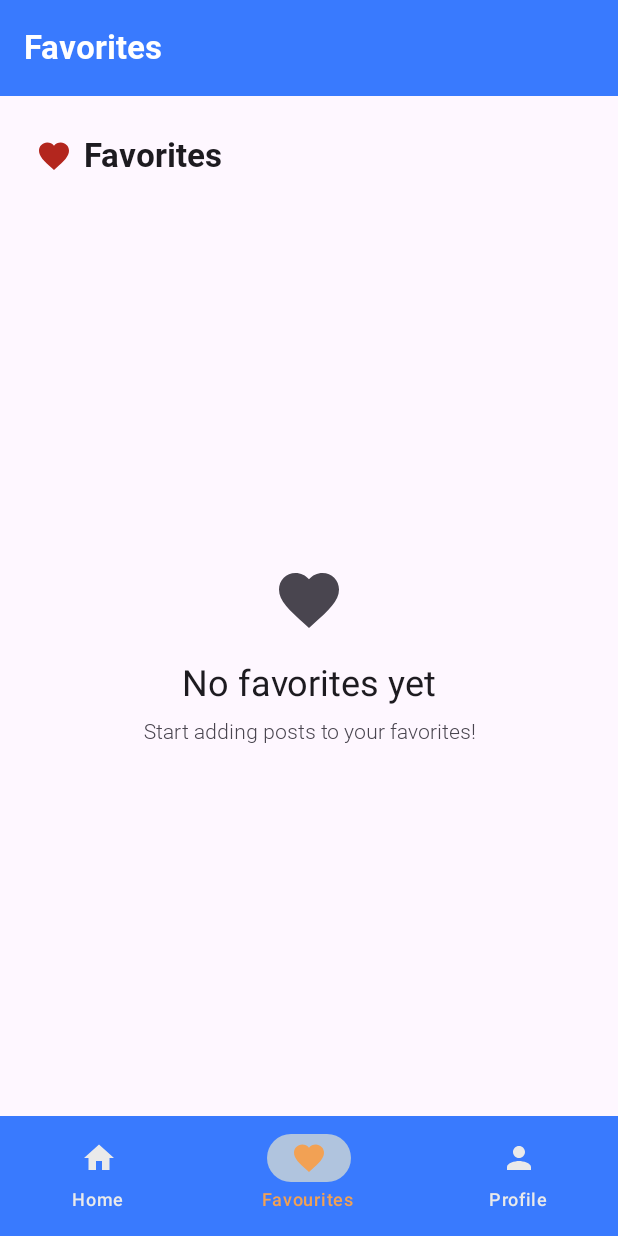
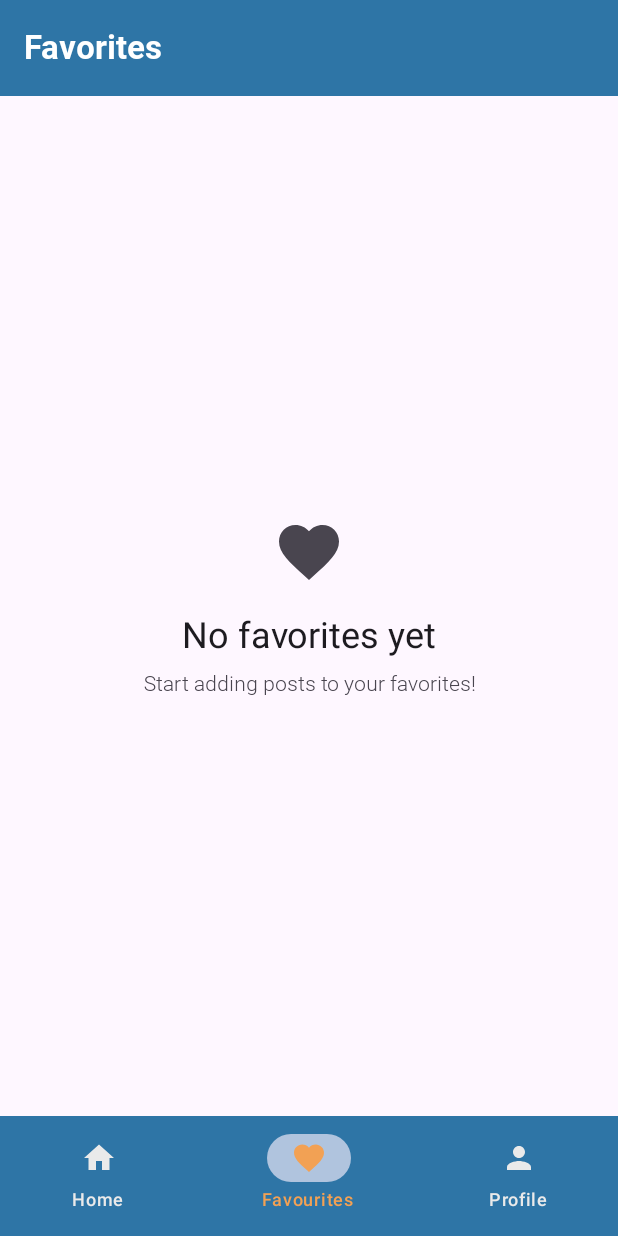
Before and after one commit to Sunaan-Sultan/CircleUp, an Android app built with Jetpack Compose: the DisplayPostsView screen opened through its navigation route, item 2 of the bottom bar chosen, on a phone screen of 412 x 824 dp. Run offline under Robolectric (Android 15) with nearby library versions, the light colour scheme and no system bars; our stand-ins replace Room's generated code; network calls fail.

Commit message:
update 5

```diff
--- a/app/src/main/java/com/project/example/MainActivity.kt
+++ b/app/src/main/java/com/project/example/MainActivity.kt
@@ -53,7 +53,7 @@ class MainActivity : FragmentActivity() {
                         topBar = {
                             AppBar(
                                 title = when (currentRoute) {
-                                    "home" -> "Circle UP"
+                                    "home" -> "Posts"
                                     "profile" -> "Profile"
                                     "posts" -> "Posts"
                                     "favourites" -> "Favorites"
--- a/app/src/main/java/com/project/example/ui/favourites/FavouritesView.kt
+++ b/app/src/main/java/com/project/example/ui/favourites/FavouritesView.kt
@@ -47,24 +47,8 @@ fun FavouritesView(
     Column(
         modifier = Modifier
             .fillMaxSize()
-            .padding(8.dp)
+            .padding(16.dp)
     ) {
-        TopAppBar(
-            title = {
-                Row(
-                    verticalAlignment = Alignment.CenterVertically
-                ) {
-                    Icon(
-                        imageVector = Icons.Filled.Favorite,
-                        contentDescription = null,
-                        tint = MaterialTheme.colorScheme.error,
-                        modifier = Modifier.padding(end = 8.dp)
-                    )
-                    Text("Favorites")
-                }
-            }
-        )
-
         if (isOffline) {
             Card(
                 modifier = Modifier.fillMaxWidth(),
--- a/app/src/main/java/com/project/example/ui/home/DisplayPostsView.kt
+++ b/app/src/main/java/com/project/example/ui/home/DisplayPostsView.kt
@@ -69,12 +69,8 @@ fun DisplayPostsView(
     Column(
         modifier = Modifier
             .fillMaxSize()
-            .padding(8.dp)
+            .padding(16.dp)
     ) {
-        TopAppBar(
-            title = { Text("Posts") }
-        )
-
         SearchBar(
             query = searchQuery,
             onQueryChange = { newQuery ->
@@ -85,7 +81,6 @@ fun DisplayPostsView(
                 viewModel.clearSearch()
             }
         )
-
 
         Spacer(modifier = Modifier.height(16.dp))
 
--- a/app/src/main/java/com/project/example/ui/login/LoginView.kt
+++ b/app/src/main/java/com/project/example/ui/login/LoginView.kt
@@ -65,7 +65,7 @@ import com.project.example.ui.theme.AppTheme
 import com.project.example.ui.theme.BackgroundColor
 import com.project.example.ui.theme.CircleUpTheme
 import com.project.example.ui.theme.Orientation
-import com.project.example.ui.theme.PrimaryColor2
+import com.project.example.ui.theme.PrimaryColor
 import com.project.example.ui.theme.rememberWindowSizeClass
 import com.project.repository.R
 
@@ -161,7 +161,7 @@ private fun LoginView(
                     modifier = Modifier
                         .padding(5.dp)
                         .offset(y = (20).dp),
-                    color = PrimaryColor2,
+                    color = PrimaryColor,
                 )
             }
 
@@ -279,7 +279,7 @@ private fun LoginView(
                     .fillMaxWidth()
                     .padding(top = AppTheme.dimens.large),
                 colors = ButtonDefaults.buttonColors(
-                    backgroundColor = PrimaryColor2,
+                    backgroundColor = PrimaryColor,
                     contentColor = Color.White
                 ),
                 shape = RoundedCornerShape(20.dp)
@@ -325,7 +325,7 @@ private fun LoginView(
                     text = AnnotatedString("Sign Up"),
                     style = MaterialTheme.typography.body1.copy(
                         textDecoration = TextDecoration.Underline,
-                        color = PrimaryColor2,
+                        color = PrimaryColor,
                     ),
                     onClick = if (!uiState.isLoading) {
                         { navController.navigate("registration")}
--- a/app/src/main/java/com/project/example/ui/profile/ProfileView.kt
+++ b/app/src/main/java/com/project/example/ui/profile/ProfileView.kt
@@ -26,15 +26,12 @@ import androidx.compose.material.icons.automirrored.filled.ExitToApp
 import androidx.compose.material.icons.automirrored.filled.KeyboardArrowRight
 import androidx.compose.material.icons.filled.CheckCircle
 import androidx.compose.material.icons.filled.Edit
-import androidx.compose.material.icons.filled.ExitToApp
-import androidx.compose.material.icons.filled.KeyboardArrowRight
 import androidx.compose.material.icons.filled.MoreVert
 import androidx.compose.material.icons.filled.Notifications
 import androidx.compose.material.icons.filled.Person
 import androidx.compose.material.icons.filled.Share
 import androidx.compose.material3.Card
 import androidx.compose.material3.CardDefaults
-import androidx.compose.material3.Divider
 import androidx.compose.material3.HorizontalDivider
 import androidx.compose.material3.Icon
 import androidx.compose.material3.IconButton
@@ -60,7 +57,6 @@ import androidx.navigation.NavHostController
 import coil.compose.AsyncImage
 import com.project.example.ui.theme.BackgroundColor2
 import com.project.example.ui.theme.PrimaryColor
-import com.project.example.ui.theme.White
 import com.project.service.security.AuthenticationService
 
 @Composable
@@ -168,7 +164,6 @@ fun ProfileScreen(navController: NavHostController) {
                     modifier = Modifier
                         .fillMaxWidth()
                         .padding(horizontal = 16.dp),
-                    colors = CardDefaults.cardColors(containerColor = White),
                     shape = RoundedCornerShape(16.dp),
                     elevation = CardDefaults.cardElevation(defaultElevation = 4.dp)
                 ) {
@@ -230,7 +225,6 @@ fun ProfileScreen(navController: NavHostController) {
                     modifier = Modifier
                         .fillMaxWidth()
                         .padding(horizontal = 16.dp),
-                    colors = CardDefaults.cardColors(containerColor = White),
                     shape = RoundedCornerShape(16.dp),
                     elevation = CardDefaults.cardElevation(defaultElevation = 4.dp)
                 ) {
--- a/app/src/main/java/com/project/example/ui/theme/Color.kt
+++ b/app/src/main/java/com/project/example/ui/theme/Color.kt
@@ -7,8 +7,7 @@ val Black = Color(0xFF000000)
 val CardColor = Color(0xFF1A2228)
 val BackgroundColor = Color(0xFF283138)
 val BackgroundColor2 = Color(0xFFF5F5F5)
-val PrimaryColor = Color(0xFF397AFE)
-val PrimaryColor2 = Color(0xFF2E75A6)
+val PrimaryColor = Color(0xFF2E75A6)
 val selectedIconColor = Color(0xFFF2A154)
 val unselectedIconColor = Color(0xFFEAEAEA)
 val indicatorColor = Color(0xFFB0C4DE)
```
Also changed, not shown: repository/src/main/res/drawable/high_importance_72.png.
